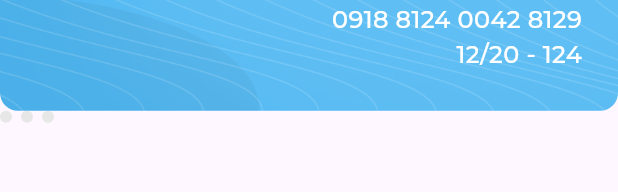
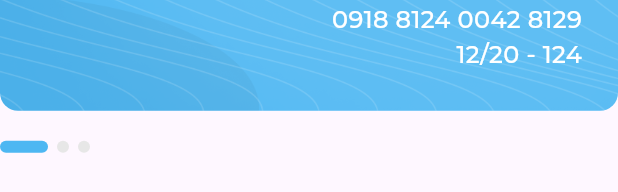
Before and after one commit to abo3amer69/responsive_dash_board, a Flutter app: the MyCardsSection widget shown alone on an empty page, opened directly, on a phone screen of 412 x 824 dp. Shown: the part 279-471 px from the top of the screen. Run offline on Flutter 3.47's test engine with Material 3 defaults, Android fonts, the phone set to English and light mode, and no system bars; drawn by our look-alikes of expandable_page_view; our stand-ins replace flutter_svg; project files that could hold a hidden picture were left out.

```diff
--- a/lib/widgets/dashboard_desktop_layout.dart
+++ b/lib/widgets/dashboard_desktop_layout.dart
@@ -19,7 +19,10 @@ class DashBoardDesktopLayout extends StatelessWidget {
         SizedBox(
           width: 32,
         ),
-        Expanded(flex: 2, child: AllExpensesAndQuickInvoiceSection()),
+        Expanded(
+          flex: 2,
+          child: AllExpensesAndQuickInvoiceSection(),
+        ),
         SizedBox(
           width: 24,
         ),
--- a/lib/widgets/dots_indicator.dart
+++ b/lib/widgets/dots_indicator.dart
@@ -2,16 +2,18 @@ import 'package:flutter/material.dart';
 import 'package:responsive_dash_board/widgets/custom_dot.dart';
 
 class DotsIndicator extends StatelessWidget {
-  const DotsIndicator({super.key});
+  const DotsIndicator({super.key, required this.currentPageIndex});
+
+  final int currentPageIndex;
 
   @override
   Widget build(BuildContext context) {
     return Row(
       children: List.generate(
         3,
-        (index) => const Padding(
-          padding: EdgeInsets.only(right: 6),
-          child: CustomDotIndicator(isActive: false),
+        (index) => Padding(
+          padding: const EdgeInsets.only(right: 6),
+          child: CustomDotIndicator(isActive: index == currentPageIndex),
         ),
       ),
     );
--- a/lib/widgets/my_cards_page_view.dart
+++ b/lib/widgets/my_cards_page_view.dart
@@ -3,11 +3,14 @@ import 'package:flutter/material.dart';
 import 'package:responsive_dash_board/widgets/my_card.dart';
 
 class MyCardsPageView extends StatelessWidget {
-  const MyCardsPageView({super.key});
+  const MyCardsPageView({super.key, required this.pageController});
+
+  final PageController pageController;
 
   @override
   Widget build(BuildContext context) {
     return ExpandablePageView(
+      controller: pageController,
       scrollDirection: Axis.horizontal,
       children: List.generate(
         3,
--- a/lib/widgets/my_cards_section.dart
+++ b/lib/widgets/my_cards_section.dart
@@ -3,26 +3,49 @@ import 'package:responsive_dash_board/utils/app-style.dart';
 import 'package:responsive_dash_board/widgets/dots_indicator.dart';
 import 'package:responsive_dash_board/widgets/my_cards_page_view.dart';
 
-class MyCardsSection extends StatelessWidget {
+class MyCardsSection extends StatefulWidget {
   const MyCardsSection({super.key});
 
   @override
+  State<MyCardsSection> createState() => _MyCardsSectionState();
+}
+
+class _MyCardsSectionState extends State<MyCardsSection> {
+  late PageController pageController;
+  int currentPageIndex = 0;
+
+  @override
+  void initState() {
+    pageController = PageController();
+    pageController.addListener(() {
+      currentPageIndex = pageController.page!.round();
+      setState(() {});
+    });
+    super.initState();
+  }
+
+  @override
   Widget build(BuildContext context) {
-    return const Column(
+    return Column(
       crossAxisAlignment: CrossAxisAlignment.start,
       children: [
-        SizedBox(
+        const SizedBox(
           width: 420,
           child: Text(
             'My card',
             style: AppStyles.styleSemiBold20,
           ),
         ),
-        SizedBox(
+        const SizedBox(
           height: 20,
         ),
-        MyCardsPageView(),
-        DotsIndicator(),
+        MyCardsPageView(
+          pageController: pageController,
+        ),
+        const SizedBox(
+          height: 20,
+        ),
+         DotsIndicator(currentPageIndex: currentPageIndex,),
       ],
     );
   }
```
